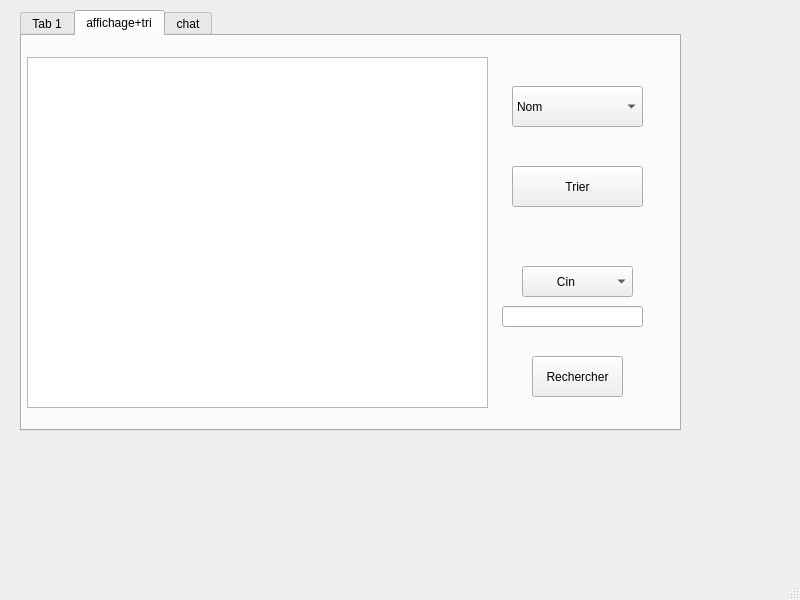
houas6/Smart-Recruit-help-center, file mainwindow.ui: the form before one commit.
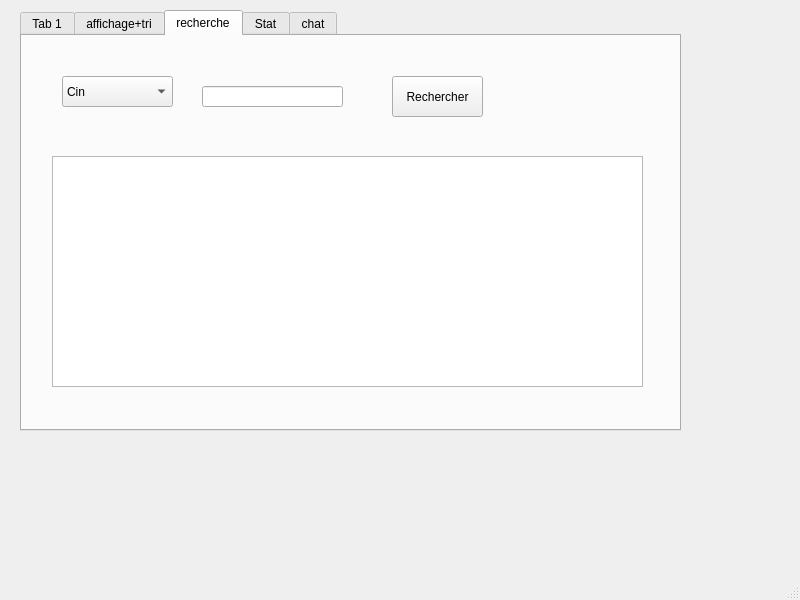
The form after the commit. The open tabs and pages were chosen to show the change. Custom widgets are drawn as their Qt base class.

Diff of the .ui file:
```diff
--- a/mainwindow.ui
+++ b/mainwindow.ui
@@ -447,18 +447,33 @@
        </property>
       </item>
      </widget>
+    </widget>
+    <widget class="QWidget" name="tab_3">
+     <attribute name="title">
+      <string>recherche</string>
+     </attribute>
+     <widget class="QTableView" name="tableView_3">
+      <property name="geometry">
+       <rect>
+        <x>30</x>
+        <y>120</y>
+        <width>591</width>
+        <height>231</height>
+       </rect>
+      </property>
+     </widget>
      <widget class="QComboBox" name="comboBox_chercher">
       <property name="geometry">
        <rect>
-        <x>500</x>
-        <y>230</y>
+        <x>40</x>
+        <y>40</y>
         <width>111</width>
         <height>31</height>
        </rect>
       </property>
       <item>
        <property name="text">
-        <string>         Cin</string>
+        <string>Cin</string>
        </property>
       </item>
       <item>
@@ -475,8 +490,8 @@
      <widget class="QLineEdit" name="lineEdit_rech">
       <property name="geometry">
        <rect>
-        <x>480</x>
-        <y>270</y>
+        <x>180</x>
+        <y>50</y>
         <width>141</width>
         <height>21</height>
        </rect>
@@ -485,8 +500,8 @@
      <widget class="QPushButton" name="pushButton_Recherche">
       <property name="geometry">
        <rect>
-        <x>510</x>
-        <y>320</y>
+        <x>370</x>
+        <y>40</y>
         <width>91</width>
         <height>41</height>
        </rect>
@@ -503,6 +518,21 @@
       </property>
      </widget>
     </widget>
+    <widget class="QWidget" name="tab_5">
+     <attribute name="title">
+      <string>Stat</string>
+     </attribute>
+     <widget class="QCustomPlot" name="plot" native="true">
+      <property name="geometry">
+       <rect>
+        <x>10</x>
+        <y>20</y>
+        <width>591</width>
+        <height>301</height>
+       </rect>
+      </property>
+     </widget>
+    </widget>
     <widget class="QWidget" name="tab_4">
      <attribute name="title">
       <string>chat</string>
@@ -555,6 +585,14 @@
   </widget>
   <widget class="QStatusBar" name="statusbar"/>
  </widget>
+ <customwidgets>
+  <customwidget>
+   <class>QCustomPlot</class>
+   <extends>QWidget</extends>
+   <header>qcustomplot.h</header>
+   <container>1</container>
+  </customwidget>
+ </customwidgets>
  <resources/>
  <connections/>
 </ui>
```
Left out of the diff: 6 changed lines with no effect on the pictures.
